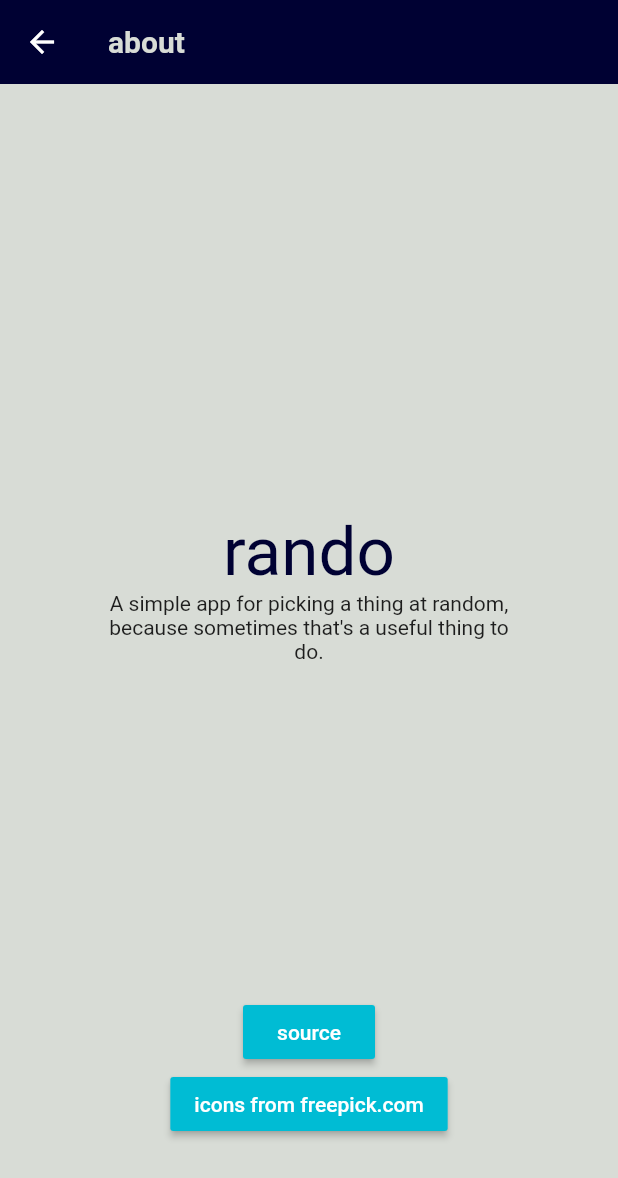
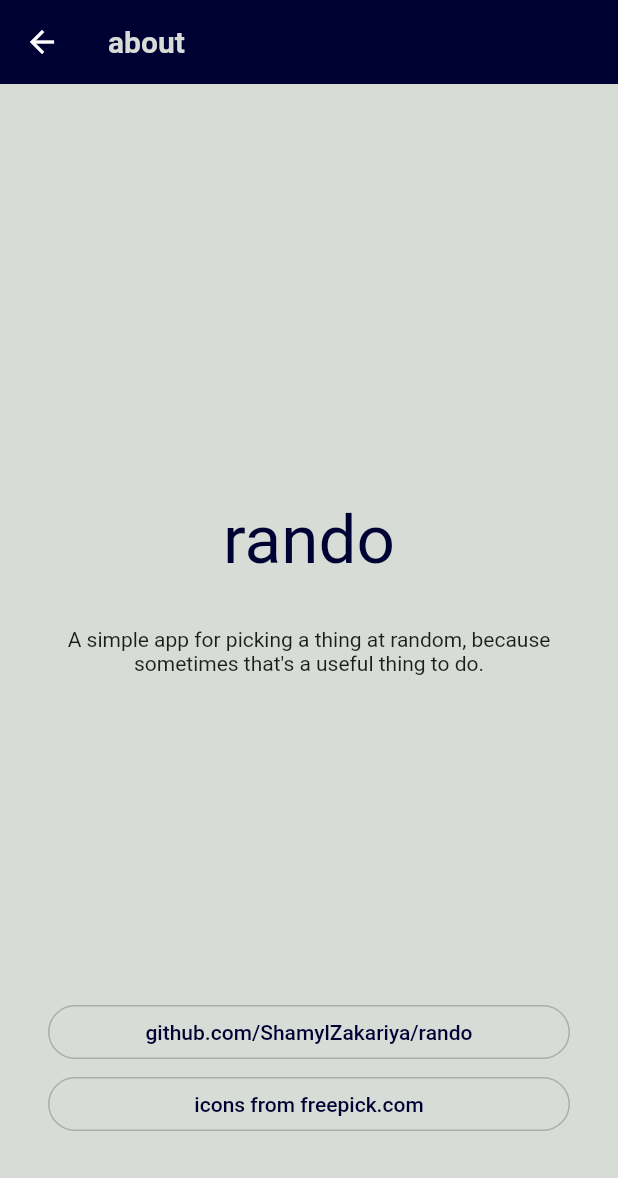
Before and after one commit to ShamylZakariya/Rando, a Flutter app: the screen it shows after launch, after a tap on the "info" icon, on a phone screen of 412 x 824 dp. Shown: the top 1178 px of the screen. Run offline on Flutter 3.47's test engine with Material 2 defaults, Android fonts, the light colour scheme and no system bars; our stand-ins replace google_fonts; Roboto replaces fonts that are missing (Arvo); statements that could not run were skipped.

Commit message:
Minor appearance improvements
- make about screen look better
- improve word wrapping on collection_screen

```diff
--- a/lib/common/theme.dart
+++ b/lib/common/theme.dart
@@ -1,49 +1,51 @@
 import 'package:flutter/material.dart';
 import 'package:google_fonts/google_fonts.dart';
 
-final Color _textColor = Color(0xFF222222);
-final Color _primaryColor = Color(0xFF000133);
-final Color _accentColor = Color(0xFFFC86AA);
-final Color _canvasColor = Color(0xFFD8DCD6);
+class ThemeColors {
+  static final Color textColor = Color(0xFF222222);
+  static final Color primaryColor = Color(0xFF000133);
+  static final Color accentColor = Color(0xFFFC86AA);
+  static final Color canvasColor = Color(0xFFD8DCD6);
+}
 
 ThemeData appTheme(BuildContext context) {
   TextTheme baseTheme = Theme.of(context).textTheme;
   return ThemeData(
-    primaryColor: _primaryColor,
-    accentColor: _accentColor,
-    canvasColor: _canvasColor,
-    iconTheme: IconThemeData(color: _textColor),
+    primaryColor: ThemeColors.primaryColor,
+    accentColor: ThemeColors.accentColor,
+    canvasColor: ThemeColors.canvasColor,
+    iconTheme: IconThemeData(color: ThemeColors.textColor),
     textTheme: TextTheme(
       // main appbar text style
       title: GoogleFonts.arvo(
         textStyle: baseTheme.title,
-        color: _canvasColor,
+        color: ThemeColors.canvasColor,
         fontSize: baseTheme.title.fontSize * 1.2,
         fontWeight: FontWeight.w700,
       ),
       // collection editor title text style
       subtitle: GoogleFonts.arvo(
         textStyle: baseTheme.subtitle,
-        color: _textColor,
+        color: ThemeColors.textColor,
         fontSize: baseTheme.subtitle.fontSize * 1.2,
       ),
       // input text dialog title text style
       display1: GoogleFonts.arvo(
         textStyle: baseTheme.display1,
-        color: _primaryColor,
+        color: ThemeColors.primaryColor,
         fontSize: baseTheme.display1.fontSize * 0.8,
       ),
       // input text dialog title text style
       display2: GoogleFonts.arvo(
         textStyle: baseTheme.display2,
-        color: _primaryColor,
+        color: ThemeColors.primaryColor,
         fontSize: baseTheme.display2.fontSize * 0.8,
       ),
 
       // input text dialog title text style
       display3: GoogleFonts.arvo(
         textStyle: baseTheme.display3,
-        color: _primaryColor,
+        color: ThemeColors.primaryColor,
         fontSize: baseTheme.display2.fontSize * 1,
       )
 
--- a/lib/ui/about_screen.dart
+++ b/lib/ui/about_screen.dart
@@ -1,4 +1,5 @@
 import 'package:flutter/material.dart';
+import 'package:rando/common/theme.dart';
 import 'package:url_launcher/url_launcher.dart';
 
 class AboutScreen extends StatelessWidget {
@@ -19,37 +20,47 @@ class AboutScreen extends StatelessWidget {
 
   Widget _body(BuildContext context) {
     return Padding(
-      padding: const EdgeInsets.all(64.0),
+      padding: const EdgeInsets.fromLTRB(32, 64, 32, 64),
       child: Center(
         child: Column(
           children: <Widget>[
-            Spacer(flex: 1,),
-            Text(
-              "rando",
-              style: Theme.of(context).textTheme.display2,
+            Spacer(
+              flex: 1,
+            ),
+            Padding(
+              padding: const EdgeInsets.only(bottom: 32),
+              child: Text(
+                "rando",
+                style: Theme.of(context).textTheme.display2,
+              ),
             ),
             Text(
               "A simple app for picking a thing at random, because sometimes that's a useful thing to do.",
               textAlign: TextAlign.center,
             ),
-            Spacer(flex: 1,),
-            RaisedButton(
-              child: Text("source"),
-              onPressed: ()=>_navigateTo(_sourceUrl),
-              color: Colors.cyan,
-              textColor: Colors.white,
+            Spacer(
+              flex: 1,
             ),
-            RaisedButton(
-              child: Text("icons from freepick.com"),
-              onPressed: ()=>_navigateTo(_freePickUrl),
-              color: Colors.cyan,
-              textColor: Colors.white,
-            )
+            _linkButton(context, "github.com/ShamylZakariya/rando", _sourceUrl),
+            _linkButton(context, "icons from freepick.com", _freePickUrl),
           ],
         ),
       ),
     );
   }
+
+  Widget _linkButton(BuildContext context, String title, String url) => SizedBox(
+        width: double.infinity,
+        child: FlatButton(
+          child: Text(title),
+          textColor: ThemeColors.primaryColor,
+          onPressed: () => _navigateTo(url),
+          shape: RoundedRectangleBorder(
+            borderRadius: BorderRadius.circular(128),
+            side: BorderSide(color: ThemeColors.textColor.withAlpha(64)),
+          ),
+        ),
+      );
 
   void _navigateTo(String url) async {
     if (await canLaunch(url)) {
--- a/lib/ui/collection_screen.dart
+++ b/lib/ui/collection_screen.dart
@@ -130,14 +130,15 @@ class CollectionScreen extends StatelessWidget {
   }
 
   Widget _dieIcon(BuildContext context, Collection collection) {
+    final iconSize = 24.0;
     return collection.isNotEmpty
         ? IconButton(
-            icon: Image.asset("assets/die.png"),
+            icon: Image.asset("assets/die.png", width: iconSize, height: iconSize),
             onPressed: () {
               _rollDiceFor(context, collection);
             },
           )
-        : null;
+        : Container( width: iconSize, height: iconSize,);
   }
 
   void _deleteCollection(BuildContext context, Collection collection) {
```
Also changed, not shown: 1 other file.
